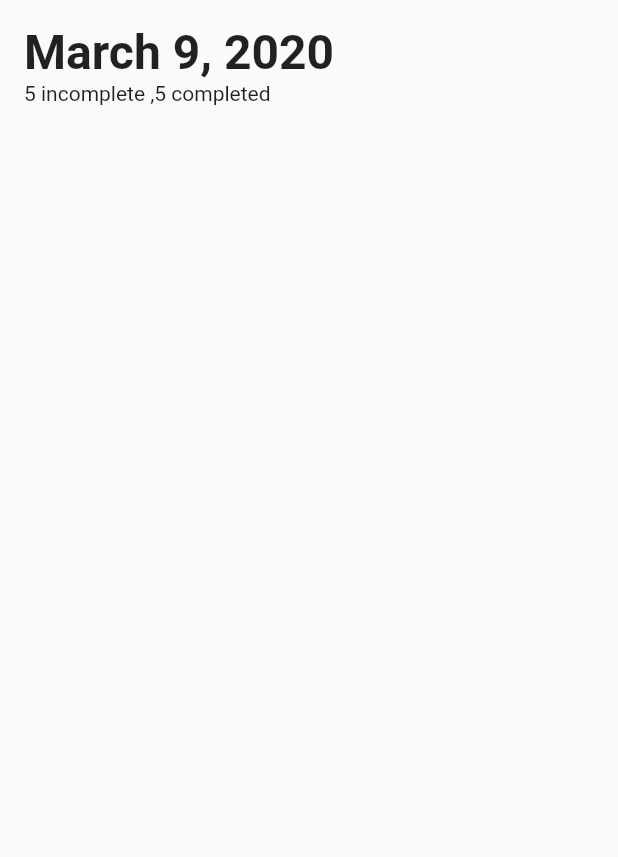
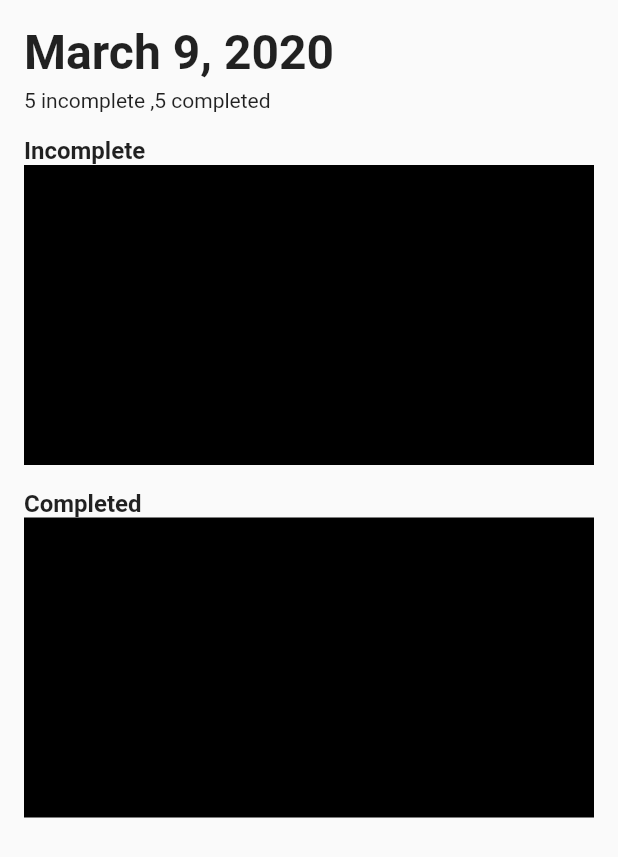
Before and after one commit to soham1sawant/Todo-App, a Flutter app: the screen it shows after launch, on a phone screen of 412 x 824 dp. Shown: the top 857 px of the screen. Run offline on Flutter 3.47's test engine with Material 2 defaults, Android fonts, the phone set to English and light mode, and no system bars.

Commit message:
created full initial layour of homepage

```diff
--- a/lib/presentation/home_page/home_page.dart
+++ b/lib/presentation/home_page/home_page.dart
@@ -19,6 +19,7 @@ class HomePage extends StatelessWidget {
                 fontSize: 32.0,
               ),
             ),
+            SizedBox(height: 5.0),
             Text(
               "5 incomplete ,5 completed",
               style: TextStyle(
@@ -26,6 +27,29 @@ class HomePage extends StatelessWidget {
               ),
             ),
             SizedBox(height: 16.0),
+            Text(
+              "Incomplete",
+              style: TextStyle(
+                fontSize: 16.0,
+                fontWeight: FontWeight.bold,
+              ),
+            ),
+            Container(
+              height: 200.0,
+              color: Colors.black,
+            ),
+            SizedBox(height: 16.0),
+            Text(
+              "Completed",
+              style: TextStyle(
+                fontSize: 16.0,
+                fontWeight: FontWeight.bold,
+              ),
+            ),
+            Container(
+              height: 200.0,
+              color: Colors.black,
+            )
           ],
         ),
       ),
```
